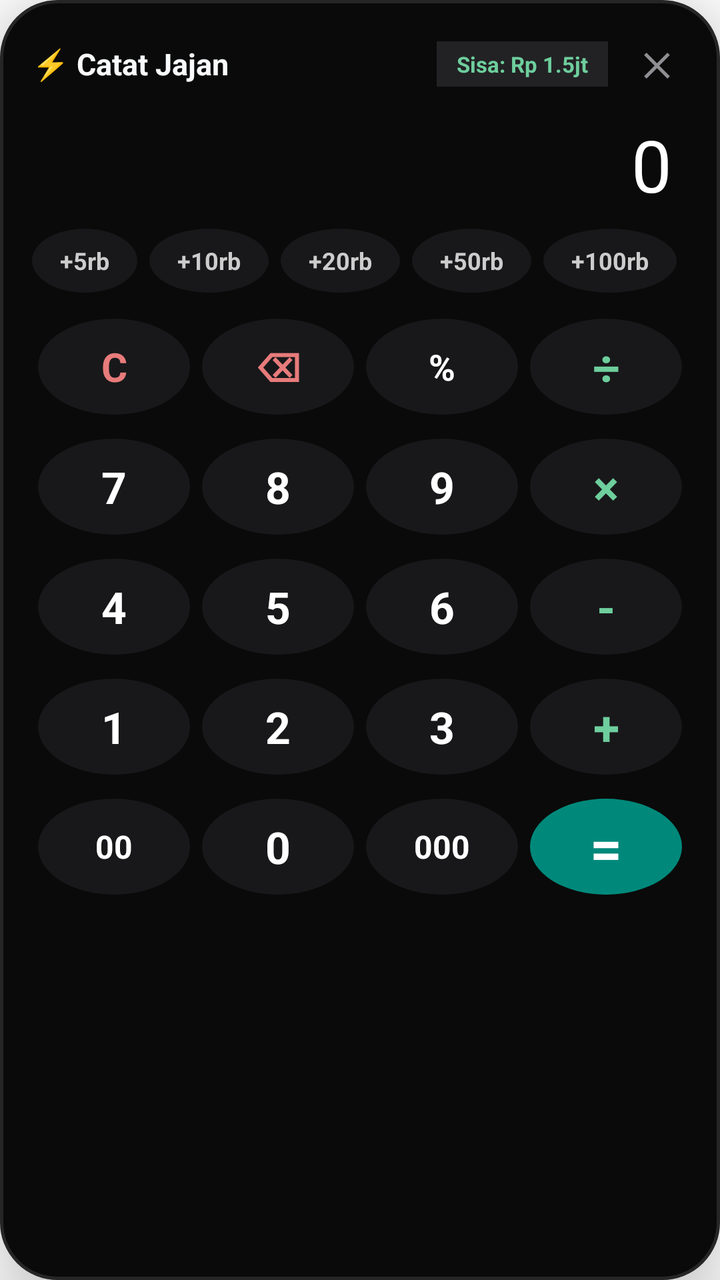
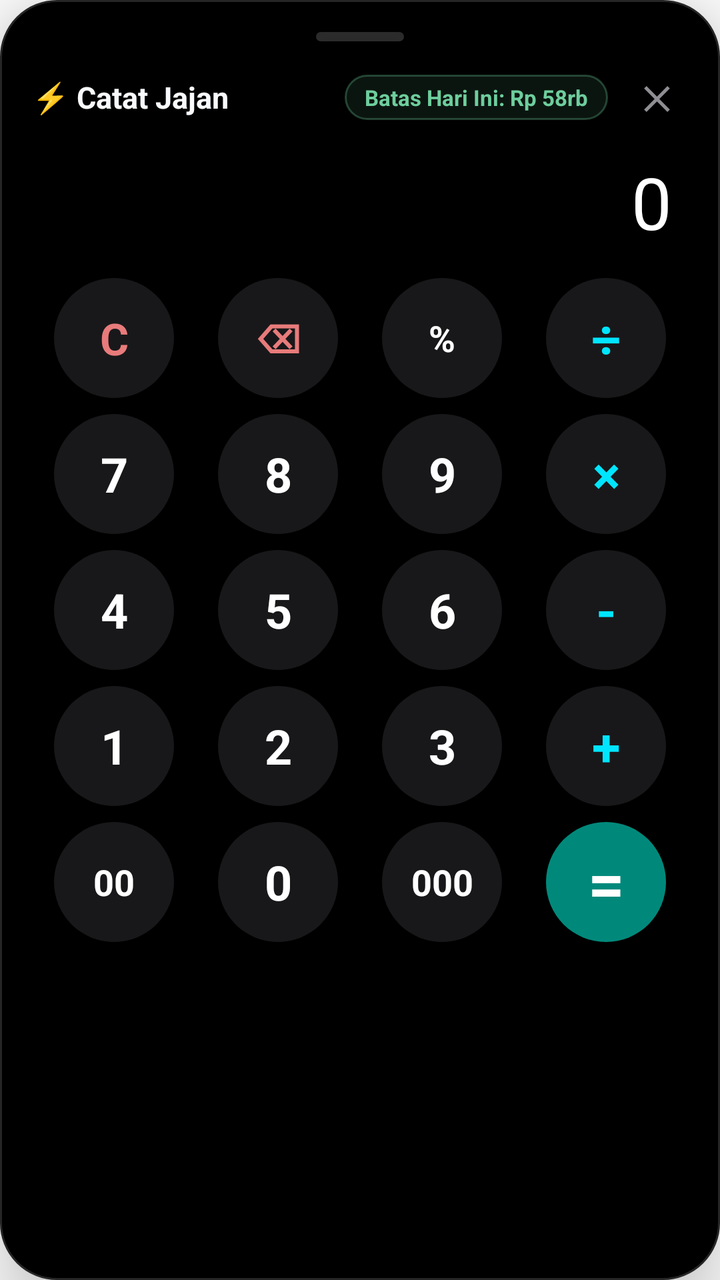

Compare the two renders of this Android layout. The source of the first and the diff that turns it into the second are given below.
<!-- AndroidManifest.xml: fallback theme Theme.MaterialComponents.DayNight.NoActionBar -->
<!-- res/layout/floating_calculator_layout.xml -->
<?xml version="1.0" encoding="utf-8"?>
<LinearLayout xmlns:android="http://schemas.android.com/apk/res/android"
    android:id="@+id/calc_root"
    android:layout_width="320dp"
    android:layout_height="wrap_content"
    android:background="@drawable/bg_calc_card"
    android:elevation="24dp"
    android:orientation="vertical"
    android:padding="16dp">

    
    <LinearLayout
        android:id="@+id/calc_header"
        android:layout_width="match_parent"
        android:layout_height="wrap_content"
        android:gravity="center_vertical"
        android:orientation="horizontal">

        <TextView
            android:layout_width="0dp"
            android:layout_height="wrap_content"
            android:layout_weight="1"
            android:text="⚡ Catat Jajan"
            android:textColor="#F8FAFC"
            android:textSize="15sp"
            android:textStyle="bold" />

        <TextView
            android:id="@+id/tv_calc_remaining"
            android:layout_width="wrap_content"
            android:layout_height="wrap_content"
            android:background="#222224"
            android:paddingStart="10dp"
            android:paddingTop="4dp"
            android:paddingEnd="10dp"
            android:paddingBottom="4dp"
            android:text="Sisa: Rp 1.5jt"
            android:textColor="#6ECE9D"
            android:textSize="11sp"
            android:textStyle="bold" />

        <TextView
            android:id="@+id/btn_calc_close"
            android:layout_width="32dp"
            android:layout_height="32dp"
            android:layout_marginStart="8dp"
            android:gravity="center"
            android:text="✕"
            android:textColor="#8E8E93"
            android:textSize="16sp"
            android:textStyle="bold" />
    </LinearLayout>

    
    <LinearLayout
        android:layout_width="match_parent"
        android:layout_height="wrap_content"
        android:layout_marginTop="10dp"
        android:layout_marginBottom="8dp"
        android:gravity="end"
        android:orientation="vertical"
        android:paddingStart="8dp"
        android:paddingEnd="8dp">

        <TextView
            android:id="@+id/tv_calc_formula"
            android:layout_width="wrap_content"
            android:layout_height="wrap_content"
            android:text=""
            android:textColor="#6ECE9D"
            android:textSize="13sp"
            android:visibility="gone" />

        <TextView
            android:id="@+id/tv_calc_display"
            android:layout_width="wrap_content"
            android:layout_height="wrap_content"
            android:ellipsize="start"
            android:maxLines="1"
            android:text="0"
            android:textColor="#FFFFFF"
            android:textSize="36sp"
            android:textStyle="normal" />
    </LinearLayout>

    
    <HorizontalScrollView
        android:layout_width="match_parent"
        android:layout_height="wrap_content"
        android:layout_marginBottom="10dp"
        android:overScrollMode="never"
        android:scrollbars="none">

        <LinearLayout
            android:layout_width="wrap_content"
            android:layout_height="wrap_content"
            android:orientation="horizontal">

            <TextView
                android:id="@+id/chip_5k"
                android:layout_width="wrap_content"
                android:layout_height="32dp"
                android:layout_marginEnd="6dp"
                android:background="@drawable/bg_calc_circle_btn"
                android:gravity="center"
                android:paddingStart="14dp"
                android:paddingEnd="14dp"
                android:text="+5rb"
                android:textColor="#CCCCCC"
                android:textSize="12sp"
                android:textStyle="bold" />

            <TextView
                android:id="@+id/chip_10k"
                android:layout_width="wrap_content"
                android:layout_height="32dp"
                android:layout_marginEnd="6dp"
                android:background="@drawable/bg_calc_circle_btn"
                android:gravity="center"
                android:paddingStart="14dp"
                android:paddingEnd="14dp"
                android:text="+10rb"
                android:textColor="#CCCCCC"
                android:textSize="12sp"
                android:textStyle="bold" />

            <TextView
                android:id="@+id/chip_20k"
                android:layout_width="wrap_content"
                android:layout_height="32dp"
                android:layout_marginEnd="6dp"
                android:background="@drawable/bg_calc_circle_btn"
                android:gravity="center"
                android:paddingStart="14dp"
                android:paddingEnd="14dp"
                android:text="+20rb"
                android:textColor="#CCCCCC"
                android:textSize="12sp"
                android:textStyle="bold" />

            <TextView
                android:id="@+id/chip_50k"
                android:layout_width="wrap_content"
                android:layout_height="32dp"
                android:layout_marginEnd="6dp"
                android:background="@drawable/bg_calc_circle_btn"
                android:gravity="center"
                android:paddingStart="14dp"
                android:paddingEnd="14dp"
                android:text="+50rb"
                android:textColor="#CCCCCC"
                android:textSize="12sp"
                android:textStyle="bold" />

            <TextView
                android:id="@+id/chip_100k"
                android:layout_width="wrap_content"
                android:layout_height="32dp"
                android:background="@drawable/bg_calc_circle_btn"
                android:gravity="center"
                android:paddingStart="14dp"
                android:paddingEnd="14dp"
                android:text="+100rb"
                android:textColor="#CCCCCC"
                android:textSize="12sp"
                android:textStyle="bold" />
        </LinearLayout>
    </HorizontalScrollView>

    
    <LinearLayout
        android:layout_width="match_parent"
        android:layout_height="wrap_content"
        android:orientation="vertical">

        
        <LinearLayout
            android:layout_width="match_parent"
            android:layout_height="54dp"
            android:layout_marginBottom="6dp"
            android:orientation="horizontal">

            <TextView
                android:id="@+id/btn_calc_clear"
                android:layout_width="0dp"
                android:layout_height="match_parent"
                android:layout_margin="3dp"
                android:layout_weight="1"
                android:background="@drawable/bg_calc_circle_btn"
                android:gravity="center"
                android:text="C"
                android:textColor="#E87B7B"
                android:textSize="20sp"
                android:textStyle="bold" />

            <TextView
                android:id="@+id/num_backspace"
                android:layout_width="0dp"
                android:layout_height="match_parent"
                android:layout_margin="3dp"
                android:layout_weight="1"
                android:background="@drawable/bg_calc_circle_btn"
                android:gravity="center"
                android:text="⌫"
                android:textColor="#E87B7B"
                android:textSize="20sp"
                android:textStyle="bold" />

            <TextView
                android:id="@+id/btn_calc_percent"
                android:layout_width="0dp"
                android:layout_height="match_parent"
                android:layout_margin="3dp"
                android:layout_weight="1"
                android:background="@drawable/bg_calc_circle_btn"
                android:gravity="center"
                android:text="%"
                android:textColor="#FFFFFF"
                android:textSize="18sp"
                android:textStyle="bold" />

            <TextView
                android:id="@+id/btn_calc_div"
                android:layout_width="0dp"
                android:layout_height="match_parent"
                android:layout_margin="3dp"
                android:layout_weight="1"
                android:background="@drawable/bg_calc_circle_btn"
                android:gravity="center"
                android:text="÷"
                android:textColor="#6ECE9D"
                android:textSize="24sp"
                android:textStyle="bold" />
        </LinearLayout>

        
        <LinearLayout
            android:layout_width="match_parent"
            android:layout_height="54dp"
            android:layout_marginBottom="6dp"
            android:orientation="horizontal">

            <TextView
                android:id="@+id/num_7"
                android:layout_width="0dp"
                android:layout_height="match_parent"
                android:layout_margin="3dp"
                android:layout_weight="1"
                android:background="@drawable/bg_calc_circle_btn"
                android:gravity="center"
                android:text="7"
                android:textColor="#FFFFFF"
                android:textSize="22sp"
                android:textStyle="bold" />

            <TextView
                android:id="@+id/num_8"
                android:layout_width="0dp"
                android:layout_height="match_parent"
                android:layout_margin="3dp"
                android:layout_weight="1"
                android:background="@drawable/bg_calc_circle_btn"
                android:gravity="center"
                android:text="8"
                android:textColor="#FFFFFF"
                android:textSize="22sp"
                android:textStyle="bold" />

            <TextView
                android:id="@+id/num_9"
                android:layout_width="0dp"
                android:layout_height="match_parent"
                android:layout_margin="3dp"
                android:layout_weight="1"
                android:background="@drawable/bg_calc_circle_btn"
                android:gravity="center"
                android:text="9"
                android:textColor="#FFFFFF"
                android:textSize="22sp"
                android:textStyle="bold" />

            <TextView
                android:id="@+id/btn_calc_mul"
                android:layout_width="0dp"
                android:layout_height="match_parent"
                android:layout_margin="3dp"
                android:layout_weight="1"
                android:background="@drawable/bg_calc_circle_btn"
                android:gravity="center"
                android:text="×"
                android:textColor="#6ECE9D"
                android:textSize="24sp"
                android:textStyle="bold" />
        </LinearLayout>

        
        <LinearLayout
            android:layout_width="match_parent"
            android:layout_height="54dp"
            android:layout_marginBottom="6dp"
            android:orientation="horizontal">

            <TextView
                android:id="@+id/num_4"
                android:layout_width="0dp"
                android:layout_height="match_parent"
                android:layout_margin="3dp"
                android:layout_weight="1"
                android:background="@drawable/bg_calc_circle_btn"
                android:gravity="center"
                android:text="4"
                android:textColor="#FFFFFF"
                android:textSize="22sp"
                android:textStyle="bold" />

            <TextView
                android:id="@+id/num_5"
                android:layout_width="0dp"
                android:layout_height="match_parent"
                android:layout_margin="3dp"
                android:layout_weight="1"
                android:background="@drawable/bg_calc_circle_btn"
                android:gravity="center"
                android:text="5"
                android:textColor="#FFFFFF"
                android:textSize="22sp"
                android:textStyle="bold" />

            <TextView
                android:id="@+id/num_6"
                android:layout_width="0dp"
                android:layout_height="match_parent"
                android:layout_margin="3dp"
                android:layout_weight="1"
                android:background="@drawable/bg_calc_circle_btn"
                android:gravity="center"
                android:text="6"
                android:textColor="#FFFFFF"
                android:textSize="22sp"
                android:textStyle="bold" />

            <TextView
                android:id="@+id/btn_calc_minus"
                android:layout_width="0dp"
                android:layout_height="match_parent"
                android:layout_margin="3dp"
                android:layout_weight="1"
                android:background="@drawable/bg_calc_circle_btn"
                android:gravity="center"
                android:text="-"
                android:textColor="#6ECE9D"
                android:textSize="24sp"
                android:textStyle="bold" />
        </LinearLayout>

        
        <LinearLayout
            android:layout_width="match_parent"
            android:layout_height="54dp"
            android:layout_marginBottom="6dp"
            android:orientation="horizontal">

            <TextView
                android:id="@+id/num_1"
                android:layout_width="0dp"
                android:layout_height="match_parent"
                android:layout_margin="3dp"
                android:layout_weight="1"
                android:background="@drawable/bg_calc_circle_btn"
                android:gravity="center"
                android:text="1"
                android:textColor="#FFFFFF"
                android:textSize="22sp"
                android:textStyle="bold" />

            <TextView
                android:id="@+id/num_2"
                android:layout_width="0dp"
                android:layout_height="match_parent"
                android:layout_margin="3dp"
                android:layout_weight="1"
                android:background="@drawable/bg_calc_circle_btn"
                android:gravity="center"
                android:text="2"
                android:textColor="#FFFFFF"
                android:textSize="22sp"
                android:textStyle="bold" />

            <TextView
                android:id="@+id/num_3"
                android:layout_width="0dp"
                android:layout_height="match_parent"
                android:layout_margin="3dp"
                android:layout_weight="1"
                android:background="@drawable/bg_calc_circle_btn"
                android:gravity="center"
                android:text="3"
                android:textColor="#FFFFFF"
                android:textSize="22sp"
                android:textStyle="bold" />

            <TextView
                android:id="@+id/btn_calc_plus"
                android:layout_width="0dp"
                android:layout_height="match_parent"
                android:layout_margin="3dp"
                android:layout_weight="1"
                android:background="@drawable/bg_calc_circle_btn"
                android:gravity="center"
                android:text="+"
                android:textColor="#6ECE9D"
                android:textSize="24sp"
                android:textStyle="bold" />
        </LinearLayout>

        
        <LinearLayout
            android:layout_width="match_parent"
            android:layout_height="54dp"
            android:orientation="horizontal">

            <TextView
                android:id="@+id/num_00"
                android:layout_width="0dp"
                android:layout_height="match_parent"
                android:layout_margin="3dp"
                android:layout_weight="1"
                android:background="@drawable/bg_calc_circle_btn"
                android:gravity="center"
                android:text="00"
                android:textColor="#FFFFFF"
                android:textSize="16sp"
                android:textStyle="bold" />

            <TextView
                android:id="@+id/num_0"
                android:layout_width="0dp"
                android:layout_height="match_parent"
                android:layout_margin="3dp"
                android:layout_weight="1"
                android:background="@drawable/bg_calc_circle_btn"
                android:gravity="center"
                android:text="0"
                android:textColor="#FFFFFF"
                android:textSize="22sp"
                android:textStyle="bold" />

            <TextView
                android:id="@+id/num_000"
                android:layout_width="0dp"
                android:layout_height="match_parent"
                android:layout_margin="3dp"
                android:layout_weight="1"
                android:background="@drawable/bg_calc_circle_btn"
                android:gravity="center"
                android:text="000"
                android:textColor="#FFFFFF"
                android:textSize="16sp"
                android:textStyle="bold" />

            <TextView
                android:id="@+id/btn_calc_save"
                android:layout_width="0dp"
                android:layout_height="match_parent"
                android:layout_margin="3dp"
                android:layout_weight="1"
                android:background="@drawable/bg_calc_circle_equal"
                android:gravity="center"
                android:text="="
                android:textColor="#FFFFFF"
                android:textSize="28sp"
                android:textStyle="bold" />
        </LinearLayout>
    </LinearLayout>

</LinearLayout>
<!-- resources referenced by this layout -->
<resources>
  <!-- drawable bg_calc_card (drawable) -->
  <?xml version="1.0" encoding="utf-8"?>
  <shape xmlns:android="http://schemas.android.com/apk/res/android"
      android:shape="rectangle">
      <solid android:color="#0A0A0A" />
      <corners android:radius="28dp" />
      <stroke
          android:width="1.5dp"
          android:color="#262626" />
  </shape>
  <!-- drawable bg_calc_circle_btn (drawable) -->
  <?xml version="1.0" encoding="utf-8"?>
  <ripple xmlns:android="http://schemas.android.com/apk/res/android"
      android:color="#33FFFFFF">
      <item>
          <shape android:shape="oval">
              <solid android:color="#18181A" />
          </shape>
      </item>
  </ripple>
  <!-- drawable bg_calc_circle_equal (drawable) -->
  <?xml version="1.0" encoding="utf-8"?>
  <ripple xmlns:android="http://schemas.android.com/apk/res/android"
      android:color="#44FFFFFF">
      <item>
          <shape android:shape="oval">
              <solid android:color="#00897B" />
          </shape>
      </item>
  </ripple>
</resources>

<!-- the commit's change to res/layout/floating_calculator_layout.xml (unified diff, before → after) -->
@@ -1,12 +1,21 @@
 <?xml version="1.0" encoding="utf-8"?>
 <LinearLayout xmlns:android="http://schemas.android.com/apk/res/android"
     android:id="@+id/calc_root"
-    android:layout_width="320dp"
+    android:layout_width="340dp"
     android:layout_height="wrap_content"
     android:background="@drawable/bg_calc_card"
     android:elevation="24dp"
     android:orientation="vertical"
     android:padding="16dp">
+
+    
+    <View
+        android:id="@+id/calc_drag_handle"
+        android:layout_width="44dp"
+        android:layout_height="4.5dp"
+        android:layout_gravity="center_horizontal"
+        android:layout_marginBottom="12dp"
+        android:background="@drawable/bg_calc_handle" />
 
     
     <LinearLayout
@@ -29,12 +38,12 @@
             android:id="@+id/tv_calc_remaining"
             android:layout_width="wrap_content"
             android:layout_height="wrap_content"
-            android:background="#222224"
+            android:background="@drawable/bg_calc_badge_normal"
             android:paddingStart="10dp"
             android:paddingTop="4dp"
             android:paddingEnd="10dp"
             android:paddingBottom="4dp"
-            android:text="Sisa: Rp 1.5jt"
+            android:text="Batas Hari Ini: Rp 58rb"
             android:textColor="#6ECE9D"
             android:textSize="11sp"
             android:textStyle="bold" />
@@ -55,22 +64,14 @@
     <LinearLayout
         android:layout_width="match_parent"
         android:layout_height="wrap_content"
-        android:layout_marginTop="10dp"
-        android:layout_marginBottom="8dp"
+        android:layout_marginTop="12dp"
+        android:layout_marginBottom="14dp"
         android:gravity="end"
         android:orientation="vertical"
         android:paddingStart="8dp"
         android:paddingEnd="8dp">
 
-        <TextView
-            android:id="@+id/tv_calc_formula"
-            android:layout_width="wrap_content"
-            android:layout_height="wrap_content"
-            android:text=""
-            android:textColor="#6ECE9D"
-            android:textSize="13sp"
-            android:visibility="gone" />
-
+        
         <TextView
             android:id="@+id/tv_calc_display"
             android:layout_width="wrap_content"
@@ -79,93 +80,19 @@
             android:maxLines="1"
             android:text="0"
             android:textColor="#FFFFFF"
-            android:textSize="36sp"
-            android:textStyle="normal" />
+            android:textSize="36sp" />
+
+        
+        <TextView
+            android:id="@+id/tv_calc_formula"
+            android:layout_width="wrap_content"
+            android:layout_height="wrap_content"
+            android:layout_marginTop="4dp"
+            android:text=""
+            android:textColor="#8E8E93"
+            android:textSize="18sp"
+            android:visibility="gone" />
     </LinearLayout>
-
-    
-    <HorizontalScrollView
-        android:layout_width="match_parent"
-        android:layout_height="wrap_content"
-        android:layout_marginBottom="10dp"
-        android:overScrollMode="never"
-        android:scrollbars="none">
-
-        <LinearLayout
-            android:layout_width="wrap_content"
-            android:layout_height="wrap_content"
-            android:orientation="horizontal">
-
-            <TextView
-                android:id="@+id/chip_5k"
-                android:layout_width="wrap_content"
-                android:layout_height="32dp"
-                android:layout_marginEnd="6dp"
-                android:background="@drawable/bg_calc_circle_btn"
-                android:gravity="center"
-                android:paddingStart="14dp"
-                android:paddingEnd="14dp"
-                android:text="+5rb"
-                android:textColor="#CCCCCC"
-                android:textSize="12sp"
-                android:textStyle="bold" />
-
-            <TextView
-                android:id="@+id/chip_10k"
-                android:layout_width="wrap_content"
-                android:layout_height="32dp"
-                android:layout_marginEnd="6dp"
-                android:background="@drawable/bg_calc_circle_btn"
-                android:gravity="center"
-                android:paddingStart="14dp"
-                android:paddingEnd="14dp"
-                android:text="+10rb"
-                android:textColor="#CCCCCC"
-                android:textSize="12sp"
-                android:textStyle="bold" />
-
-            <TextView
-                android:id="@+id/chip_20k"
-                android:layout_width="wrap_content"
-                android:layout_height="32dp"
-                android:layout_marginEnd="6dp"
-                android:background="@drawable/bg_calc_circle_btn"
-                android:gravity="center"
-                android:paddingStart="14dp"
-                android:paddingEnd="14dp"
-                android:text="+20rb"
-                android:textColor="#CCCCCC"
-                android:textSize="12sp"
-                android:textStyle="bold" />
-
-            <TextView
-                android:id="@+id/chip_50k"
-                android:layout_width="wrap_content"
-                android:layout_height="32dp"
-                android:layout_marginEnd="6dp"
-                android:background="@drawable/bg_calc_circle_btn"
-                android:gravity="center"
-                android:paddingStart="14dp"
-                android:paddingEnd="14dp"
-                android:text="+50rb"
-                android:textColor="#CCCCCC"
-                android:textSize="12sp"
-                android:textStyle="bold" />
-
-            <TextView
-                android:id="@+id/chip_100k"
-                android:layout_width="wrap_content"
-                android:layout_height="32dp"
-                android:background="@drawable/bg_calc_circle_btn"
-                android:gravity="center"
-                android:paddingStart="14dp"
-                android:paddingEnd="14dp"
-                android:text="+100rb"
-                android:textColor="#CCCCCC"
-                android:textSize="12sp"
-                android:textStyle="bold" />
-        </LinearLayout>
-    </HorizontalScrollView>
 
     
     <LinearLayout
@@ -176,300 +103,400 @@
         
         <LinearLayout
             android:layout_width="match_parent"
-            android:layout_height="54dp"
-            android:layout_marginBottom="6dp"
+            android:layout_height="wrap_content"
+            android:layout_marginBottom="8dp"
             android:orientation="horizontal">
 
-            <TextView
-                android:id="@+id/btn_calc_clear"
-                android:layout_width="0dp"
-                android:layout_height="match_parent"
-                android:layout_margin="3dp"
-                android:layout_weight="1"
-                android:background="@drawable/bg_calc_circle_btn"
-                android:gravity="center"
-                android:text="C"
-                android:textColor="#E87B7B"
-                android:textSize="20sp"
-                android:textStyle="bold" />
-
-            <TextView
-                android:id="@+id/num_backspace"
-                android:layout_width="0dp"
-                android:layout_height="match_parent"
-                android:layout_margin="3dp"
-                android:layout_weight="1"
-                android:background="@drawable/bg_calc_circle_btn"
-                android:gravity="center"
-                android:text="⌫"
-                android:textColor="#E87B7B"
-                android:textSize="20sp"
-                android:textStyle="bold" />
-
-            <TextView
-                android:id="@+id/btn_calc_percent"
-                android:layout_width="0dp"
-                android:layout_height="match_parent"
-                android:layout_margin="3dp"
-                android:layout_weight="1"
-                android:background="@drawable/bg_calc_circle_btn"
-                android:gravity="center"
-                android:text="%"
-                android:textColor="#FFFFFF"
-                android:textSize="18sp"
-                android:textStyle="bold" />
-
-            <TextView
-                android:id="@+id/btn_calc_div"
-                android:layout_width="0dp"
-                android:layout_height="match_parent"
-                android:layout_margin="3dp"
-                android:layout_weight="1"
-                android:background="@drawable/bg_calc_circle_btn"
-                android:gravity="center"
-                android:text="÷"
-                android:textColor="#6ECE9D"
-                android:textSize="24sp"
-                android:textStyle="bold" />
+            <FrameLayout
+                android:layout_width="0dp"
+                android:layout_height="wrap_content"
+                android:layout_weight="1">
+
+                <TextView
+                    android:id="@+id/btn_calc_clear"
+                    android:layout_width="60dp"
+                    android:layout_height="60dp"
+                    android:layout_gravity="center"
+                    android:background="@drawable/bg_calc_circle_btn"
+                    android:gravity="center"
+                    android:text="C"
+                    android:textColor="#E87B7B"
+                    android:textSize="22sp"
+                    android:textStyle="bold" />
+            </FrameLayout>
+
+            <FrameLayout
+                android:layout_width="0dp"
+                android:layout_height="wrap_content"
+                android:layout_weight="1">
+
+                <TextView
+                    android:id="@+id/num_backspace"
+                    android:layout_width="60dp"
+                    android:layout_height="60dp"
+                    android:layout_gravity="center"
+                    android:background="@drawable/bg_calc_circle_btn"
+                    android:gravity="center"
+                    android:text="⌫"
+                    android:textColor="#E87B7B"
+                    android:textSize="20sp"
+                    android:textStyle="bold" />
+            </FrameLayout>
+
+            <FrameLayout
+                android:layout_width="0dp"
+                android:layout_height="wrap_content"
+                android:layout_weight="1">
+
+                <TextView
+                    android:id="@+id/btn_calc_percent"
+                    android:layout_width="60dp"
+                    android:layout_height="60dp"
+                    android:layout_gravity="center"
+                    android:background="@drawable/bg_calc_circle_btn"
+                    android:gravity="center"
+                    android:text="%"
+                    android:textColor="#FFFFFF"
+                    android:textSize="18sp"
+                    android:textStyle="bold" />
+            </FrameLayout>
+
+            <FrameLayout
+                android:layout_width="0dp"
+                android:layout_height="wrap_content"
+                android:layout_weight="1">
+
+                <TextView
+                    android:id="@+id/btn_calc_div"
+                    android:layout_width="60dp"
+                    android:layout_height="60dp"
+                    android:layout_gravity="center"
+                    android:background="@drawable/bg_calc_circle_btn"
+                    android:gravity="center"
+                    android:text="÷"
+                    android:textColor="#00E5FF"
+                    android:textSize="26sp"
+                    android:textStyle="bold" />
+            </FrameLayout>
         </LinearLayout>
 
         
         <LinearLayout
             android:layout_width="match_parent"
-            android:layout_height="54dp"
-            android:layout_marginBottom="6dp"
+            android:layout_height="wrap_content"
+            android:layout_marginBottom="8dp"
             android:orientation="horizontal">
 
-            <TextView
-                android:id="@+id/num_7"
-                android:layout_width="0dp"
-                android:layout_height="match_parent"
-                android:layout_margin="3dp"
-                android:layout_weight="1"
-                android:background="@drawable/bg_calc_circle_btn"
-                android:gravity="center"
-                android:text="7"
-                android:textColor="#FFFFFF"
-                android:textSize="22sp"
-                android:textStyle="bold" />
-
-            <TextView
-                android:id="@+id/num_8"
-                android:layout_width="0dp"
-                android:layout_height="match_parent"
-                android:layout_margin="3dp"
-                android:layout_weight="1"
-                android:background="@drawable/bg_calc_circle_btn"
-                android:gravity="center"
-                android:text="8"
-                android:textColor="#FFFFFF"
-                android:textSize="22sp"
-                android:textStyle="bold" />
-
-            <TextView
-                android:id="@+id/num_9"
-                android:layout_width="0dp"
-                android:layout_height="match_parent"
-                android:layout_margin="3dp"
-                android:layout_weight="1"
-                android:background="@drawable/bg_calc_circle_btn"
-                android:gravity="center"
-                android:text="9"
-                android:textColor="#FFFFFF"
-                android:textSize="22sp"
-                android:textStyle="bold" />
-
-            <TextView
-                android:id="@+id/btn_calc_mul"
-                android:layout_width="0dp"
-                android:layout_height="match_parent"
-                android:layout_margin="3dp"
-                android:layout_weight="1"
-                android:background="@drawable/bg_calc_circle_btn"
-                android:gravity="center"
-                android:text="×"
-                android:textColor="#6ECE9D"
-                android:textSize="24sp"
-                android:textStyle="bold" />
+            <FrameLayout
+                android:layout_width="0dp"
+                android:layout_height="wrap_content"
+                android:layout_weight="1">
+
+                <TextView
+                    android:id="@+id/num_7"
+                    android:layout_width="60dp"
+                    android:layout_height="60dp"
+                    android:layout_gravity="center"
+                    android:background="@drawable/bg_calc_circle_btn"
+                    android:gravity="center"
+                    android:text="7"
+                    android:textColor="#FFFFFF"
+                    android:textSize="24sp"
+                    android:textStyle="bold" />
+            </FrameLayout>
+
+            <FrameLayout
+                android:layout_width="0dp"
+                android:layout_height="wrap_content"
+                android:layout_weight="1">
+
+                <TextView
+                    android:id="@+id/num_8"
+                    android:layout_width="60dp"
+                    android:layout_height="60dp"
+                    android:layout_gravity="center"
+                    android:background="@drawable/bg_calc_circle_btn"
+                    android:gravity="center"
+                    android:text="8"
+                    android:textColor="#FFFFFF"
+                    android:textSize="24sp"
+                    android:textStyle="bold" />
+            </FrameLayout>
+
+            <FrameLayout
+                android:layout_width="0dp"
+                android:layout_height="wrap_content"
+                android:layout_weight="1">
+
+                <TextView
+                    android:id="@+id/num_9"
+                    android:layout_width="60dp"
+                    android:layout_height="60dp"
+                    android:layout_gravity="center"
+                    android:background="@drawable/bg_calc_circle_btn"
+                    android:gravity="center"
+                    android:text="9"
+                    android:textColor="#FFFFFF"
+                    android:textSize="24sp"
+                    android:textStyle="bold" />
+            </FrameLayout>
+
+            <FrameLayout
+                android:layout_width="0dp"
+                android:layout_height="wrap_content"
+                android:layout_weight="1">
+
+                <TextView
+                    android:id="@+id/btn_calc_mul"
+                    android:layout_width="60dp"
+                    android:layout_height="60dp"
+                    android:layout_gravity="center"
+                    android:background="@drawable/bg_calc_circle_btn"
+                    android:gravity="center"
+                    android:text="×"
+                    android:textColor="#00E5FF"
+                    android:textSize="26sp"
+                    android:textStyle="bold" />
+            </FrameLayout>
         </LinearLayout>
 
         
         <LinearLayout
             android:layout_width="match_parent"
-            android:layout_height="54dp"
-            android:layout_marginBottom="6dp"
+            android:layout_height="wrap_content"
+            android:layout_marginBottom="8dp"
             android:orientation="horizontal">
 
-            <TextView
-                android:id="@+id/num_4"
-                android:layout_width="0dp"
-                android:layout_height="match_parent"
-                android:layout_margin="3dp"
-                android:layout_weight="1"
-                android:background="@drawable/bg_calc_circle_btn"
-                android:gravity="center"
-                android:text="4"
-                android:textColor="#FFFFFF"
-                android:textSize="22sp"
-                android:textStyle="bold" />
-
-            <TextView
-                android:id="@+id/num_5"
-                android:layout_width="0dp"
-                android:layout_height="match_parent"
-                android:layout_margin="3dp"
-                android:layout_weight="1"
-                android:background="@drawable/bg_calc_circle_btn"
-                android:gravity="center"
-                android:text="5"
-                android:textColor="#FFFFFF"
-                android:textSize="22sp"
-                android:textStyle="bold" />
-
-            <TextView
-                android:id="@+id/num_6"
-                android:layout_width="0dp"
-                android:layout_height="match_parent"
-                android:layout_margin="3dp"
-                android:layout_weight="1"
-                android:background="@drawable/bg_calc_circle_btn"
-                android:gravity="center"
-                android:text="6"
-                android:textColor="#FFFFFF"
-                android:textSize="22sp"
-                android:textStyle="bold" />
-
-            <TextView
-                android:id="@+id/btn_calc_minus"
-                android:layout_width="0dp"
-                android:layout_height="match_parent"
-                android:layout_margin="3dp"
-                android:layout_weight="1"
-                android:background="@drawable/bg_calc_circle_btn"
-                android:gravity="center"
-                android:text="-"
-                android:textColor="#6ECE9D"
-                android:textSize="24sp"
-                android:textStyle="bold" />
+            <FrameLayout
+                android:layout_width="0dp"
+                android:layout_height="wrap_content"
+                android:layout_weight="1">
+
+                <TextView
+                    android:id="@+id/num_4"
+                    android:layout_width="60dp"
+                    android:layout_height="60dp"
+                    android:layout_gravity="center"
+                    android:background="@drawable/bg_calc_circle_btn"
+                    android:gravity="center"
+                    android:text="4"
+                    android:textColor="#FFFFFF"
+                    android:textSize="24sp"
+                    android:textStyle="bold" />
+            </FrameLayout>
+
+            <FrameLayout
+                android:layout_width="0dp"
+                android:layout_height="wrap_content"
+                android:layout_weight="1">
+
+                <TextView
+                    android:id="@+id/num_5"
+                    android:layout_width="60dp"
+                    android:layout_height="60dp"
+                    android:layout_gravity="center"
+                    android:background="@drawable/bg_calc_circle_btn"
+                    android:gravity="center"
+                    android:text="5"
+                    android:textColor="#FFFFFF"
+                    android:textSize="24sp"
+                    android:textStyle="bold" />
+            </FrameLayout>
+
+            <FrameLayout
+                android:layout_width="0dp"
+                android:layout_height="wrap_content"
+                android:layout_weight="1">
+
+                <TextView
+                    android:id="@+id/num_6"
+                    android:layout_width="60dp"
+                    android:layout_height="60dp"
+                    android:layout_gravity="center"
+                    android:background="@drawable/bg_calc_circle_btn"
+                    android:gravity="center"
+                    android:text="6"
+                    android:textColor="#FFFFFF"
+                    android:textSize="24sp"
+                    android:textStyle="bold" />
+            </FrameLayout>
+
+            <FrameLayout
+                android:layout_width="0dp"
+                android:layout_height="wrap_content"
+                android:layout_weight="1">
+
+                <TextView
+                    android:id="@+id/btn_calc_minus"
+                    android:layout_width="60dp"
+                    android:layout_height="60dp"
+                    android:layout_gravity="center"
+                    android:background="@drawable/bg_calc_circle_btn"
+                    android:gravity="center"
+                    android:text="-"
+                    android:textColor="#00E5FF"
+                    android:textSize="26sp"
+                    android:textStyle="bold" />
+            </FrameLayout>
         </LinearLayout>
 
         
         <LinearLayout
             android:layout_width="match_parent"
-            android:layout_height="54dp"
-            android:layout_marginBottom="6dp"
+            android:layout_height="wrap_content"
+            android:layout_marginBottom="8dp"
             android:orientation="horizontal">
 
-            <TextView
-                android:id="@+id/num_1"
-                android:layout_width="0dp"
-                android:layout_height="match_parent"
-                android:layout_margin="3dp"
-                android:layout_weight="1"
-                android:background="@drawable/bg_calc_circle_btn"
-                android:gravity="center"
-                android:text="1"
-                android:textColor="#FFFFFF"
-                android:textSize="22sp"
-                android:textStyle="bold" />
-
-            <TextView
-                android:id="@+id/num_2"
-                android:layout_width="0dp"
-                android:layout_height="match_parent"
-                android:layout_margin="3dp"
-                android:layout_weight="1"
-                android:background="@drawable/bg_calc_circle_btn"
-                android:gravity="center"
-                android:text="2"
-                android:textColor="#FFFFFF"
-                android:textSize="22sp"
-                android:textStyle="bold" />
-
-            <TextView
-                android:id="@+id/num_3"
-                android:layout_width="0dp"
-                android:layout_height="match_parent"
-                android:layout_margin="3dp"
-                android:layout_weight="1"
-                android:background="@drawable/bg_calc_circle_btn"
-                android:gravity="center"
-                android:text="3"
-                android:textColor="#FFFFFF"
-                android:textSize="22sp"
-                android:textStyle="bold" />
-
-            <TextView
-                android:id="@+id/btn_calc_plus"
-                android:layout_width="0dp"
-                android:layout_height="match_parent"
-                android:layout_margin="3dp"
-                android:layout_weight="1"
-                android:background="@drawable/bg_calc_circle_btn"
-                android:gravity="center"
-                android:text="+"
-                android:textColor="#6ECE9D"
-                android:textSize="24sp"
-                android:textStyle="bold" />
+            <FrameLayout
+                android:layout_width="0dp"
+                android:layout_height="wrap_content"
+                android:layout_weight="1">
+
+                <TextView
+                    android:id="@+id/num_1"
+                    android:layout_width="60dp"
+                    android:layout_height="60dp"
+                    android:layout_gravity="center"
+                    android:background="@drawable/bg_calc_circle_btn"
+                    android:gravity="center"
+                    android:text="1"
+                    android:textColor="#FFFFFF"
+                    android:textSize="24sp"
+                    android:textStyle="bold" />
+            </FrameLayout>
+
+            <FrameLayout
+                android:layout_width="0dp"
+                android:layout_height="wrap_content"
+                android:layout_weight="1">
+
+                <TextView
+                    android:id="@+id/num_2"
+                    android:layout_width="60dp"
+                    android:layout_height="60dp"
+                    android:layout_gravity="center"
+                    android:background="@drawable/bg_calc_circle_btn"
+                    android:gravity="center"
+                    android:text="2"
+                    android:textColor="#FFFFFF"
+                    android:textSize="24sp"
+                    android:textStyle="bold" />
+            </FrameLayout>
+
+            <FrameLayout
+                android:layout_width="0dp"
+                android:layout_height="wrap_content"
+                android:layout_weight="1">
+
+                <TextView
+                    android:id="@+id/num_3"
+                    android:layout_width="60dp"
+                    android:layout_height="60dp"
+                    android:layout_gravity="center"
+                    android:background="@drawable/bg_calc_circle_btn"
+                    android:gravity="center"
+                    android:text="3"
+                    android:textColor="#FFFFFF"
+                    android:textSize="24sp"
+                    android:textStyle="bold" />
+            </FrameLayout>
+
+            <FrameLayout
+                android:layout_width="0dp"
+                android:layout_height="wrap_content"
+                android:layout_weight="1">
+
+                <TextView
+                    android:id="@+id/btn_calc_plus"
+                    android:layout_width="60dp"
+                    android:layout_height="60dp"
+                    android:layout_gravity="center"
+                    android:background="@drawable/bg_calc_circle_btn"
+                    android:gravity="center"
+                    android:text="+"
+                    android:textColor="#00E5FF"
+                    android:textSize="26sp"
+                    android:textStyle="bold" />
+            </FrameLayout>
         </LinearLayout>
 
         
         <LinearLayout
             android:layout_width="match_parent"
-            android:layout_height="54dp"
+            android:layout_height="wrap_content"
             android:orientation="horizontal">
 
-            <TextView
-                android:id="@+id/num_00"
-                android:layout_width="0dp"
-                android:layout_height="match_parent"
-                android:layout_margin="3dp"
-                android:layout_weight="1"
-                android:background="@drawable/bg_calc_circle_btn"
-                android:gravity="center"
-                android:text="00"
-                android:textColor="#FFFFFF"
-                android:textSize="16sp"
-                android:textStyle="bold" />
-
-            <TextView
-                android:id="@+id/num_0"
-                android:layout_width="0dp"
-                android:layout_height="match_parent"
-                android:layout_margin="3dp"
-                android:layout_weight="1"
-                android:background="@drawable/bg_calc_circle_btn"
-                android:gravity="center"
-                android:text="0"
-                android:textColor="#FFFFFF"
-                android:textSize="22sp"
-                android:textStyle="bold" />
-
-            <TextView
-                android:id="@+id/num_000"
-                android:layout_width="0dp"
-                android:layout_height="match_parent"
-                android:layout_margin="3dp"
-                android:layout_weight="1"
-                android:background="@drawable/bg_calc_circle_btn"
-                android:gravity="center"
-                android:text="000"
-                android:textColor="#FFFFFF"
-                android:textSize="16sp"
-                android:textStyle="bold" />
-
-            <TextView
-                android:id="@+id/btn_calc_save"
-                android:layout_width="0dp"
-                android:layout_height="match_parent"
-                android:layout_margin="3dp"
-                android:layout_weight="1"
-                android:background="@drawable/bg_calc_circle_equal"
-                android:gravity="center"
-                android:text="="
-                android:textColor="#FFFFFF"
-                android:textSize="28sp"
-                android:textStyle="bold" />
+            <FrameLayout
+                android:layout_width="0dp"
+                android:layout_height="wrap_content"
+                android:layout_weight="1">
+
+                <TextView
+                    android:id="@+id/num_00"
+                    android:layout_width="60dp"
+                    android:layout_height="60dp"
+                    android:layout_gravity="center"
+                    android:background="@drawable/bg_calc_circle_btn"
+                    android:gravity="center"
+                    android:text="00"
+                    android:textColor="#FFFFFF"
+                    android:textSize="18sp"
+                    android:textStyle="bold" />
+            </FrameLayout>
+
+            <FrameLayout
+                android:layout_width="0dp"
+                android:layout_height="wrap_content"
+                android:layout_weight="1">
+
+                <TextView
+                    android:id="@+id/num_0"
+                    android:layout_width="60dp"
+                    android:layout_height="60dp"
+                    android:layout_gravity="center"
+                    android:background="@drawable/bg_calc_circle_btn"
+                    android:gravity="center"
+                    android:text="0"
+                    android:textColor="#FFFFFF"
+                    android:textSize="24sp"
+                    android:textStyle="bold" />
+            </FrameLayout>
+
+            <FrameLayout
+                android:layout_width="0dp"
+                android:layout_height="wrap_content"
+                android:layout_weight="1">
+
+                <TextView
+                    android:id="@+id/num_000"
+                    android:layout_width="60dp"
+                    android:layout_height="60dp"
+                    android:layout_gravity="center"
+                    android:background="@drawable/bg_calc_circle_btn"
+                    android:gravity="center"
+                    android:text="000"
+                    android:textColor="#FFFFFF"
+                    android:textSize="18sp"
+                    android:textStyle="bold" />
+            </FrameLayout>
+
+            <FrameLayout
+                android:layout_width="0dp"
+                android:layout_height="wrap_content"
+                android:layout_weight="1">
+
+                <TextView
+                    android:id="@+id/btn_calc_save"
+                    android:layout_width="60dp"
+                    android:layout_height="60dp"
+                    android:layout_gravity="center"
+                    android:background="@drawable/bg_calc_circle_equal"
+                    android:gravity="center"
+                    android:text="="
+                    android:textColor="#FFFFFF"
+                    android:textSize="32sp"
+                    android:textStyle="bold" />
+            </FrameLayout>
         </LinearLayout>
     </LinearLayout>
 
<!-- resource entries referenced after the edit -->
@@ -1,13 +1,21 @@
 <!-- resources referenced by this layout -->
 <resources>
+  <!-- drawable bg_calc_badge_normal (drawable) -->
+  <?xml version="1.0" encoding="utf-8"?>
+  <shape xmlns:android="http://schemas.android.com/apk/res/android"
+      android:shape="rectangle">
+      <solid android:color="#1A6ECE9D" />
+      <stroke android:width="1dp" android:color="#4D6ECE9D" />
+      <corners android:radius="12dp" />
+  </shape>
   <!-- drawable bg_calc_card (drawable) -->
   <?xml version="1.0" encoding="utf-8"?>
   <shape xmlns:android="http://schemas.android.com/apk/res/android"
       android:shape="rectangle">
-      <solid android:color="#0A0A0A" />
+      <solid android:color="#000000" />
       <corners android:radius="28dp" />
       <stroke
-          android:width="1.5dp"
+          android:width="1dp"
           android:color="#262626" />
   </shape>
   <!-- drawable bg_calc_circle_btn (drawable) -->
@@ -30,5 +38,12 @@
           </shape>
       </item>
   </ripple>
+  <!-- drawable bg_calc_handle (drawable) -->
+  <?xml version="1.0" encoding="utf-8"?>
+  <shape xmlns:android="http://schemas.android.com/apk/res/android"
+      android:shape="rectangle">
+      <solid android:color="#4D8E8E93" />
+      <corners android:radius="3dp" />
+  </shape>
 </resources>
 
